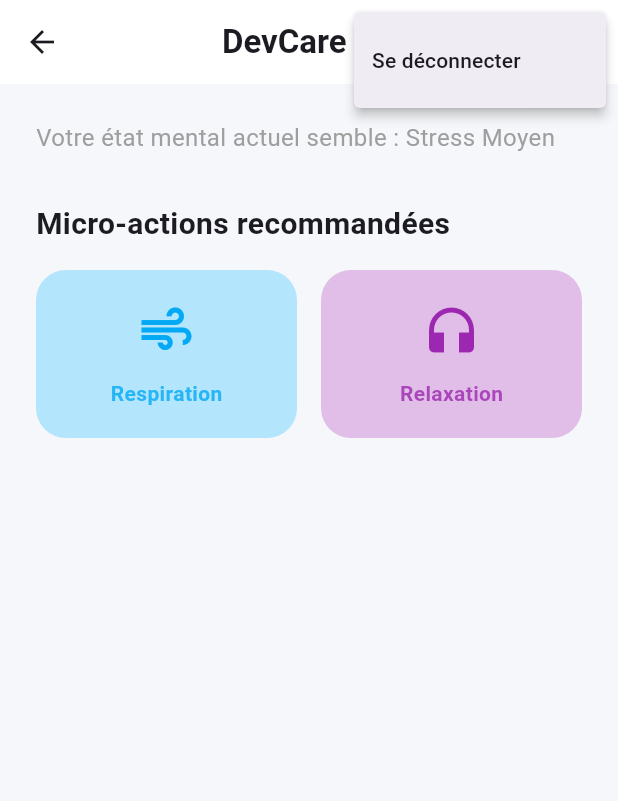
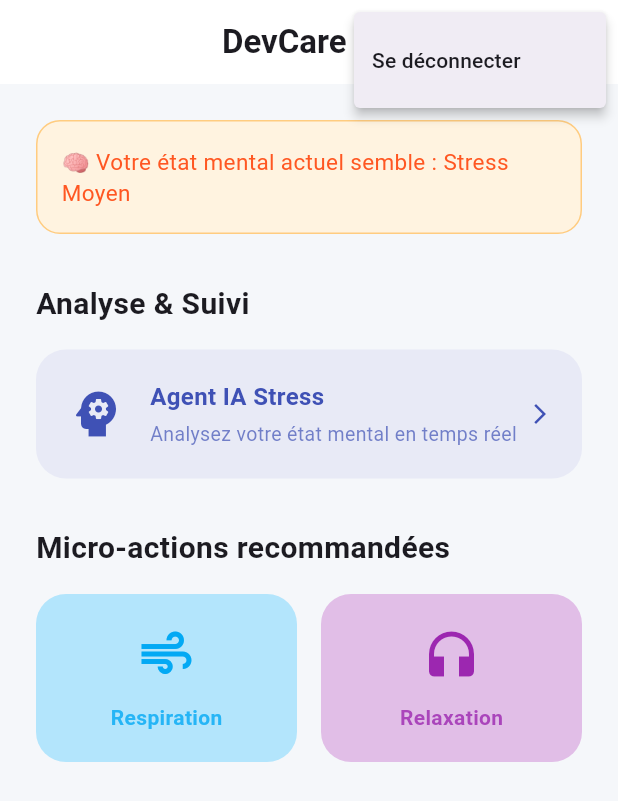
Before and after one commit to wahiba155/projet-devcare-hackathon, a Flutter app: the HomeScreen screen opened directly, after a tap on the "person" icon, on a phone screen of 412 x 824 dp. Shown: the top 801 px of the screen. Run offline on Flutter 3.47's test engine with Material 3 defaults, Android fonts, the light colour scheme and no system bars; our stand-ins replace audioplayers, cloud_firestore, firebase_auth, firebase_core; accounts and stored records are empty.

Commit message:
save before pull

```diff
--- a/lib/screens/home_screen.dart
+++ b/lib/screens/home_screen.dart
@@ -4,6 +4,7 @@ import '../providers/auth_provider.dart';
 import 'login_screen.dart';
 import 'breathing_screen.dart';
 import 'relaxation_screen.dart';
+import 'mental_state_screen.dart';
 
 class HomeScreen extends StatelessWidget {
   const HomeScreen({super.key});
@@ -38,7 +39,7 @@ class HomeScreen extends StatelessWidget {
                 await user.signOut();
                 Navigator.pushAndRemoveUntil(
                   context,
-                  MaterialPageRoute(builder: (_) => const LoginScreen()),
+                  MaterialPageRoute(builder: (_) => LoginScreen()),
                   (route) => false,
                 );
               }
@@ -51,9 +52,36 @@ class HomeScreen extends StatelessWidget {
         child: Column(
           crossAxisAlignment: CrossAxisAlignment.start,
           children: [
+            Container(
+              width: double.infinity,
+              padding: const EdgeInsets.all(16),
+              decoration: BoxDecoration(
+                color: Colors.orange.shade50,
+                borderRadius: BorderRadius.circular(16),
+                border: Border.all(color: Colors.orange.shade200),
+              ),
+              child: const Text(
+                "🧠 Votre état mental actuel semble : Stress Moyen",
+                style: TextStyle(fontSize: 15, color: Colors.deepOrange),
+              ),
+            ),
+            const SizedBox(height: 32),
             const Text(
-              "Votre état mental actuel semble : Stress Moyen",
-              style: TextStyle(fontSize: 16, color: Colors.grey),
+              "Analyse & Suivi",
+              style: TextStyle(fontSize: 20, fontWeight: FontWeight.bold),
+            ),
+            const SizedBox(height: 16),
+            _buildSectionCard(
+              context,
+              title: "Agent IA Stress",
+              subtitle: "Analysez votre état mental en temps réel",
+              icon: Icons.psychology,
+              color: Colors.indigo.shade50,
+              iconColor: Colors.indigo,
+              onTap: () => Navigator.push(
+                context,
+                MaterialPageRoute(builder: (_) => StressScreen()),
+              ),
             ),
             const SizedBox(height: 32),
             const Text(
@@ -72,7 +100,7 @@ class HomeScreen extends StatelessWidget {
                     iconColor: Colors.lightBlue,
                     onTap: () => Navigator.push(
                       context,
-                      MaterialPageRoute(builder: (_) => const BreathingScreen()),
+                      MaterialPageRoute(builder: (_) => BreathingScreen()),
                     ),
                   ),
                 ),
@@ -86,12 +114,64 @@ class HomeScreen extends StatelessWidget {
                     iconColor: Colors.purple,
                     onTap: () => Navigator.push(
                       context,
-                      MaterialPageRoute(builder: (_) => const RelaxationScreen()),
+                      MaterialPageRoute(builder: (_) => RelaxationScreen()),
                     ),
                   ),
                 ),
               ],
             ),
+          ],
+        ),
+      ),
+    );
+  }
+
+  Widget _buildSectionCard(
+    BuildContext context, {
+    required String title,
+    required String subtitle,
+    required IconData icon,
+    required Color color,
+    required Color iconColor,
+    required VoidCallback onTap,
+  }) {
+    return GestureDetector(
+      onTap: onTap,
+      child: Container(
+        width: double.infinity,
+        padding: const EdgeInsets.all(20),
+        decoration: BoxDecoration(
+          color: color,
+          borderRadius: BorderRadius.circular(20),
+        ),
+        child: Row(
+          children: [
+            Icon(icon, size: 40, color: iconColor),
+            const SizedBox(width: 16),
+            Expanded(
+              child: Column(
+                crossAxisAlignment: CrossAxisAlignment.start,
+                children: [
+                  Text(
+                    title,
+                    style: TextStyle(
+                      fontWeight: FontWeight.bold,
+                      fontSize: 16,
+                      color: iconColor,
+                    ),
+                  ),
+                  const SizedBox(height: 4),
+                  Text(
+                    subtitle,
+                    style: TextStyle(
+                      fontSize: 13,
+                      color: iconColor.withOpacity(0.7),
+                    ),
+                  ),
+                ],
+              ),
+            ),
+            Icon(Icons.arrow_forward_ios, size: 16, color: iconColor),
           ],
         ),
       ),
--- a/pubspec.yaml
+++ b/pubspec.yaml
@@ -12,6 +12,7 @@ dependencies:
   cupertino_icons: ^1.0.8
   firebase_core: ^3.0.0
   firebase_auth: ^5.0.0
+  cloud_firestore: ^5.6.12
   fl_chart: ^0.68.0
   flutter_animate: ^4.5.0
   google_fonts: ^6.2.1
@@ -19,7 +20,6 @@ dependencies:
   http: ^1.2.1
   shared_preferences: ^2.3.0
   intl: ^0.19.0
-  # --- TES AJOUTS ICI ---
   audioplayers: ^5.2.1
   vibration: ^1.8.4
 
@@ -29,10 +29,6 @@ dev_dependencies:
   flutter_lints: ^3.0.0
 
 flutter:
-  cloud_firestore: ^5.6.12
-
-
-flutter:
   uses-material-design: true
   assets:
     - assets/audio/
```
Also changed, not shown: lib/screens/login_screen.dart (+14 -69 lines), pubspec.lock, 3 other files.
